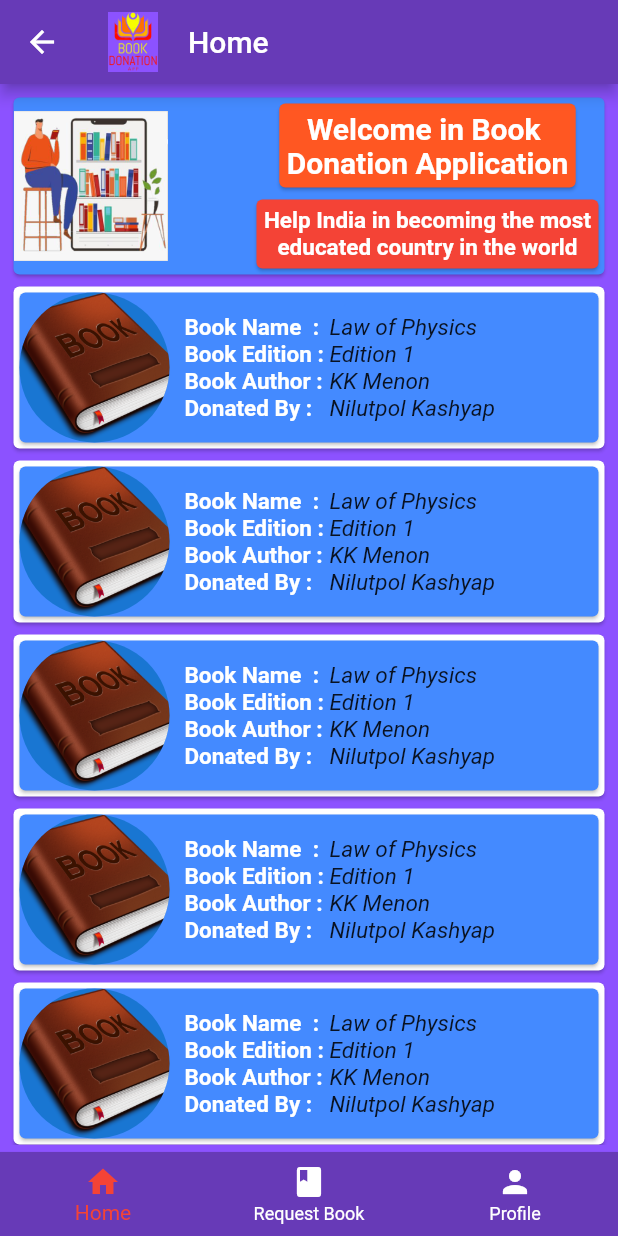
After one commit to ritik1501/Community-Connect-Project, a Flutter app: the Home screen opened by its route, on a phone screen of 412 x 824 dp. The commit adds this screen. Run offline on Flutter 3.47's test engine with Material 2 defaults, Android fonts, the phone set to English and light mode, and no system bars; our stand-ins replace font_awesome_flutter, google_fonts.

Commit message:
All Screens Added

```diff
--- a/lib/main.dart
+++ b/lib/main.dart
@@ -1,7 +1,6 @@
 import 'package:book_donation/theme/routes.dart';
 import 'package:flutter/material.dart';
 import 'package:book_donation/views/opening_screen.dart';
-import 'package:book_donation/theme/routes.dart';
 
 void main() {
   runApp(MyApp());
--- /dev/null
+++ b/lib/views/home_book.dart
@@ -0,0 +1,110 @@
+import 'package:flutter/material.dart';
+
+class HomePage extends StatefulWidget {
+  @override
+  _HomePageState createState() => _HomePageState();
+}
+
+class _HomePageState extends State<HomePage> {
+  @override
+  Widget build(BuildContext context) {
+    return Scaffold(
+      backgroundColor: Color(0xff8c52ff),
+      appBar: AppBar(
+          backgroundColor: Colors.deepPurple,
+          title: Row(
+            children: [
+              Image.asset('assets/splash-image.png', fit: BoxFit.contain, height: 40),
+              Padding(padding: EdgeInsets.fromLTRB(10.0, 0, 10.0, 0),),
+              Text('Home')
+            ],
+          )
+      ),
+      body: Padding(
+        padding: const EdgeInsets.all(5.0),
+        child: Column(
+          crossAxisAlignment: CrossAxisAlignment.stretch,
+          children: [
+            Card(
+              color: Colors.blueAccent,
+              child: Row(
+                mainAxisAlignment: MainAxisAlignment.spaceBetween,
+                children: [
+                  Image.asset('assets/cclogo.png', fit: BoxFit.contain, height: 100),
+                  Padding(padding: EdgeInsets.only(left: 30.0),),
+                  Column(
+                    mainAxisAlignment: MainAxisAlignment.center,
+                    children: [
+                      Card(
+                        color:Colors.deepOrange,
+                        child: Padding(
+                          padding: const EdgeInsets.all(5.0),
+                          child: Column(
+                            children: [
+                              Text('Welcome in Book ',style: TextStyle(color: Colors.white, fontWeight: FontWeight.bold, fontSize: 20.0)),
+                              Text('Donation Application',style: TextStyle(color: Colors.white, fontWeight: FontWeight.bold, fontSize: 20.0)),
+                            ],
+                          ),
+                        ),
+                      ),
+                      Card(
+                        color:Colors.red,
+                        child: Padding(
+                          padding: const EdgeInsets.all(5.0),
+                          child: Column(
+                            children: [
+                              Text('Help India in becoming the most',style: TextStyle(color: Colors.white, fontWeight: FontWeight.bold, fontSize: 15.0)),
+                              Text('educated country in the world',style: TextStyle(color: Colors.white, fontWeight: FontWeight.bold, fontSize: 15.0)),
+                            ],
+                          ),
+                        ),
+                      )
+                    ],
+                  ),
+                ],
+              ),
+            ),
+            Expanded(
+              child: ListView.builder(
+                scrollDirection: Axis.vertical,
+                itemCount: 10,
+                itemBuilder: (BuildContext context, int index) => Card(
+                  child: Card(
+                    color: Colors.blueAccent,
+                    child: Row(
+                      children: [
+                        CircleAvatar(
+                          backgroundImage: AssetImage('assets/book1.png'),
+                          minRadius: 50.0,
+                        ),
+                        Padding(padding: EdgeInsets.only(left: 10.0),),
+                        Column(
+                          crossAxisAlignment: CrossAxisAlignment.start,
+                          children: [
+                            Text('Book Name  : ',style: TextStyle(color: Colors.white, fontWeight: FontWeight.bold, fontSize: 15.0)),
+                            Text('Book Edition : ',style: TextStyle(color: Colors.white, fontWeight: FontWeight.bold, fontSize: 15.0)),
+                            Text('Book Author : ',style: TextStyle(color: Colors.white, fontWeight: FontWeight.bold, fontSize: 15.0)),
+                            Text('Donated By : ',style: TextStyle(color: Colors.white, fontWeight: FontWeight.bold, fontSize: 15.0)),
+                          ],
+                        ),
+                        Column(
+                          crossAxisAlignment: CrossAxisAlignment.start,
+                          children: [
+                            Text('Law of Physics',style: TextStyle(color: Colors.black87, fontStyle: FontStyle.italic, fontSize: 15.0)),
+                            Text('Edition 1',style: TextStyle(color: Colors.black87, fontStyle: FontStyle.italic, fontSize: 15.0)),
+                            Text('KK Menon',style: TextStyle(color: Colors.black87, fontStyle: FontStyle.italic, fontSize: 15.0)),
+                            Text('Nilutpol Kashyap',style: TextStyle(color: Colors.black87, fontStyle: FontStyle.italic, fontSize: 15.0)),
+                          ],
+                        ),
+                      ],
+                    ),
+                  ),
+                ),
+              ),
+            )
+          ],
+        ),
+      ),
+    );
+  }
+}
--- a/lib/views/home_screen.dart
+++ b/lib/views/home_screen.dart
@@ -1,10 +1,56 @@
-import 'package:book_donation/theme/routes.dart';
 import 'package:flutter/material.dart';
+import 'package:book_donation/views/home_book.dart';
+import 'package:book_donation/views/request.dart';
+import 'package:book_donation/views/profile.dart';
 
 
-class Home extends StatelessWidget {
+class Home extends StatefulWidget {
+  @override
+  _HomeState createState() => _HomeState();
+}
+
+class _HomeState extends State<Home> {
+
+  int _selectedIndex = 0;
+  final List<Widget> _children = [
+    HomePage(),
+    Request(),
+    Profile()
+  ];
+
+  void _onItemTapped(int index) {
+    setState(() {
+      _selectedIndex = index;
+    });
+  }
+
   @override
   Widget build(BuildContext context) {
-    return Container();
+    return Scaffold(
+      backgroundColor: Color(0xff8c52ff),
+      body: _children[_selectedIndex],
+      bottomNavigationBar: BottomNavigationBar(
+        backgroundColor: Colors.deepPurple,
+        elevation: 1.0,
+        unselectedItemColor: Colors.white,
+        items: const <BottomNavigationBarItem>[
+          BottomNavigationBarItem(
+            icon: Icon(Icons.home),
+            title: Text('Home'),
+          ),
+          BottomNavigationBarItem(
+            icon: Icon(Icons.book),
+            title: Text('Request Book'),
+          ),
+          BottomNavigationBarItem(
+            icon: Icon(Icons.person),
+            title: Text('Profile'),
+          ),
+        ],
+        currentIndex: _selectedIndex,
+        selectedItemColor: Colors.red[500],
+        onTap: _onItemTapped,
+      ),
+    );
   }
 }
--- /dev/null
+++ b/lib/views/profile.dart
@@ -0,0 +1,26 @@
+import 'package:flutter/material.dart';
+
+class Profile extends StatefulWidget {
+  @override
+  _ProfileState createState() => _ProfileState();
+}
+
+class _ProfileState extends State<Profile> {
+  @override
+  Widget build(BuildContext context) {
+    return Scaffold(
+      backgroundColor: Color(0xff8c52ff),
+      appBar: AppBar(
+          backgroundColor: Colors.deepPurple,
+          title: Row(
+            children: [
+              Image.asset('assets/splash-image.png', fit: BoxFit.contain, height: 40),
+              Padding(padding: EdgeInsets.fromLTRB(10.0, 0, 10.0, 0)),
+              Text('User Profile')
+            ],
+          )
+      ),
+      body: Text('Profile Section'),
+    );
+  }
+}
--- a/pubspec.yaml
+++ b/pubspec.yaml
@@ -32,3 +32,5 @@ flutter:
 
   assets:
     - assets/splash-image.png
+    - assets/book1.png
+    - assets/cclogo.png
```
Also changed, not shown: lib/views/request.dart (added, +111 -0 lines), assets/book1.png (added), assets/cclogo.png (added), pubspec.lock.
